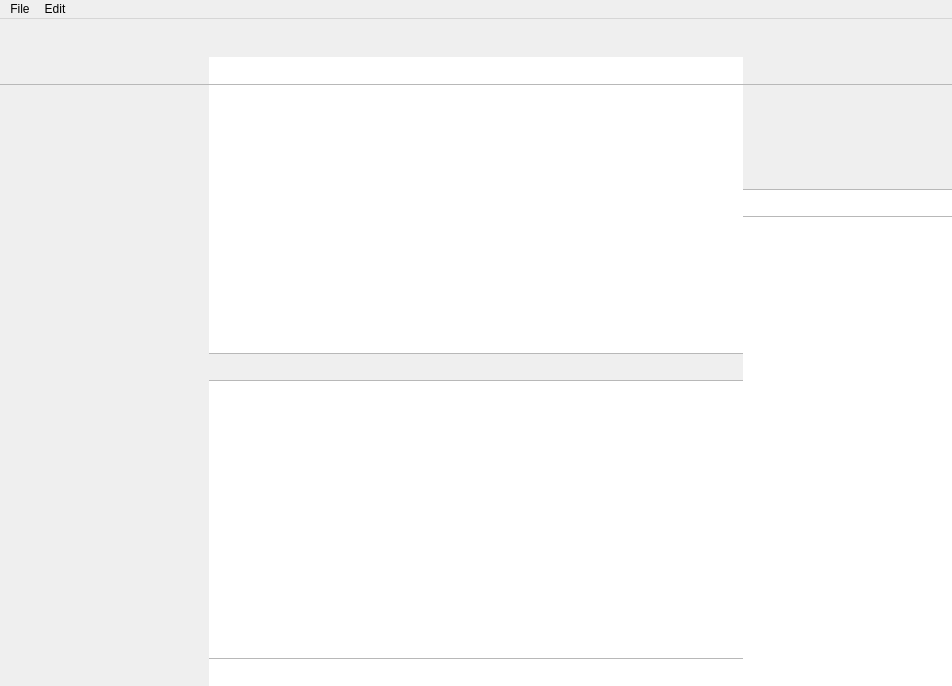
This is resources/interface/mainwindow.ui in broadwaylamb/Swiftee as Qt 5 draws it before an edit. The edited form follows.
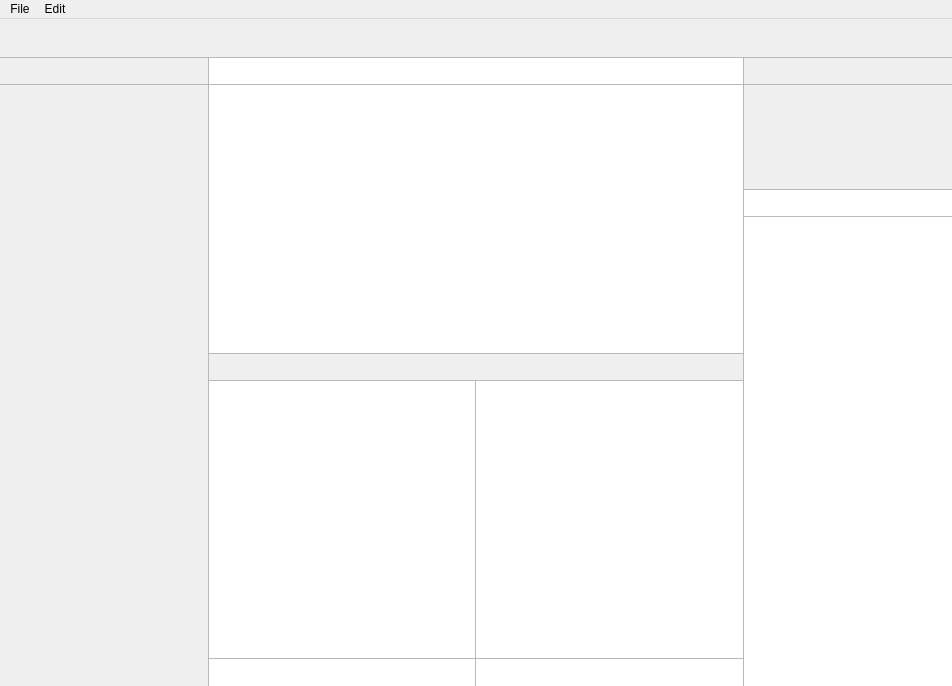
This is the edited form. Custom widgets are drawn as their Qt base class.

Commit message: Change border properties in main window

Diff of the .ui file:
```diff
--- a/resources/interface/mainwindow.ui
+++ b/resources/interface/mainwindow.ui
@@ -83,7 +83,7 @@
                                             </size>
                                         </property>
                                         <property name="styleSheet">
-                                            <string notr="true">QToolBar { background: palette(window); border-color: palette(mid); border-width: 0px 0px 1px 0px; border-style: solid; }</string>
+           <string notr="true">QToolBar { background: palette(window); border-color: palette(mid); border-width: 1px 1px 1px 0px; border-style: solid; }</string>
                                         </property>
                                         <property name="movable">
                                             <bool>false</bool>
@@ -104,6 +104,9 @@
                                                 <height>0</height>
                                             </size>
                                         </property>
+          <property name="styleSheet">
+           <string notr="true">border-color: palette(mid); border-width: 0px 1px 0px 0px; border-style: solid;</string>
+          </property>
                                     </widget>
                                 </item>
                             </layout>
@@ -141,7 +144,7 @@
                                                 </size>
                                             </property>
                                             <property name="styleSheet">
-                                                <string notr="true">QToolBar { background: white; border-color: palette(mid); border-width: 0px 0px 1px 0px; border-style: solid; }</string>
+            <string notr="true">QToolBar { background: white; border-color: palette(mid); border-width: 1px 0px 1px 0px; border-style: solid; }</string>
                                             </property>
                                             <property name="movable">
                                                 <bool>false</bool>
@@ -212,7 +215,7 @@
                                                     <item>
                                                         <widget class="QTreeView" name="variables_view">
                                                             <property name="styleSheet">
-                                                                <string notr="true">border: none; selection-color: white;</string>
+                <string notr="true">border-color: palette(mid); border-width: 0px 1px 0px 0px; border-style: solid;</string>
                                                             </property>
                                                         </widget>
                                                     </item>
@@ -231,7 +234,7 @@
                                                                 </size>
                                                             </property>
                                                             <property name="styleSheet">
-                                                                <string notr="true">QToolBar { background: white; border-color: palette(mid); border-width: 1px 0px 0px 0px; border-style: solid; }</string>
+                <string notr="true">QToolBar { background: white; border-color: palette(mid); border-width: 1px 1px 0px 0px; border-style: solid; }</string>
                                                             </property>
                                                             <property name="movable">
                                                                 <bool>false</bool>
@@ -323,7 +326,7 @@
                                                 </size>
                                             </property>
                                             <property name="styleSheet">
-                                                <string notr="true">QToolBar { background: palette(window); border-color: palette(mid); border-width: 0px 0px 1px 0px; border-style: solid; }</string>
+            <string notr="true">QToolBar { background: palette(window); border-color: palette(mid); border-width: 1px 0px 1px 1px; border-style: solid; }</string>
                                             </property>
                                             <property name="movable">
                                                 <bool>false</bool>
@@ -341,6 +344,9 @@
                                                     <height>30</height>
                                                 </size>
                                             </property>
+           <property name="styleSheet">
+            <string notr="true">border-color: palette(mid); border-width: 0px 0px 0px 1px; border-style: solid;</string>
+           </property>
                                         </widget>
                                     </item>
                                 </layout>
@@ -365,7 +371,7 @@
                                                 </size>
                                             </property>
                                             <property name="styleSheet">
-                                                <string notr="true">QToolBar { background: white; border-color: palette(mid); border-width: 1px 0px 1px 0px; border-style: solid; }</string>
+            <string notr="true">QToolBar { background: white; border-color: palette(mid); border-width: 1px 0px 1px 1px; border-style: solid; }</string>
                                             </property>
                                             <property name="movable">
                                                 <bool>false</bool>
@@ -387,7 +393,7 @@
                                                 </size>
                                             </property>
                                             <property name="styleSheet">
-                                                <string notr="true">background-color: white</string>
+            <string notr="true">background-color: white; border-color: palette(mid); border-width: 0px 0px 0px 1px; border-style: solid;</string>
                                             </property>
                                         </widget>
                                     </item>
```
Left out of the diff: 2 changed lines with no effect on the pictures. Lines whose indentation alone changed are shown as unchanged.
